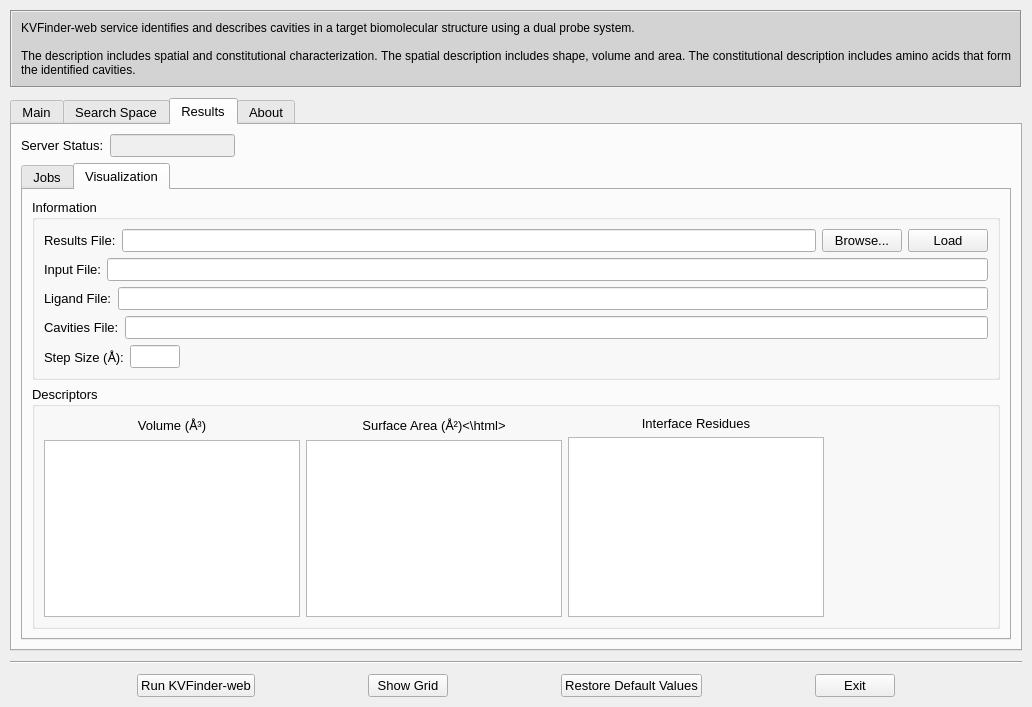
LBC-LNBio/PyMOL-KVFinder-web-Tools, file PyMOL-KVFinder-web-tools/PyMOL-KVFinder-web-tools.ui: the form before one commit.
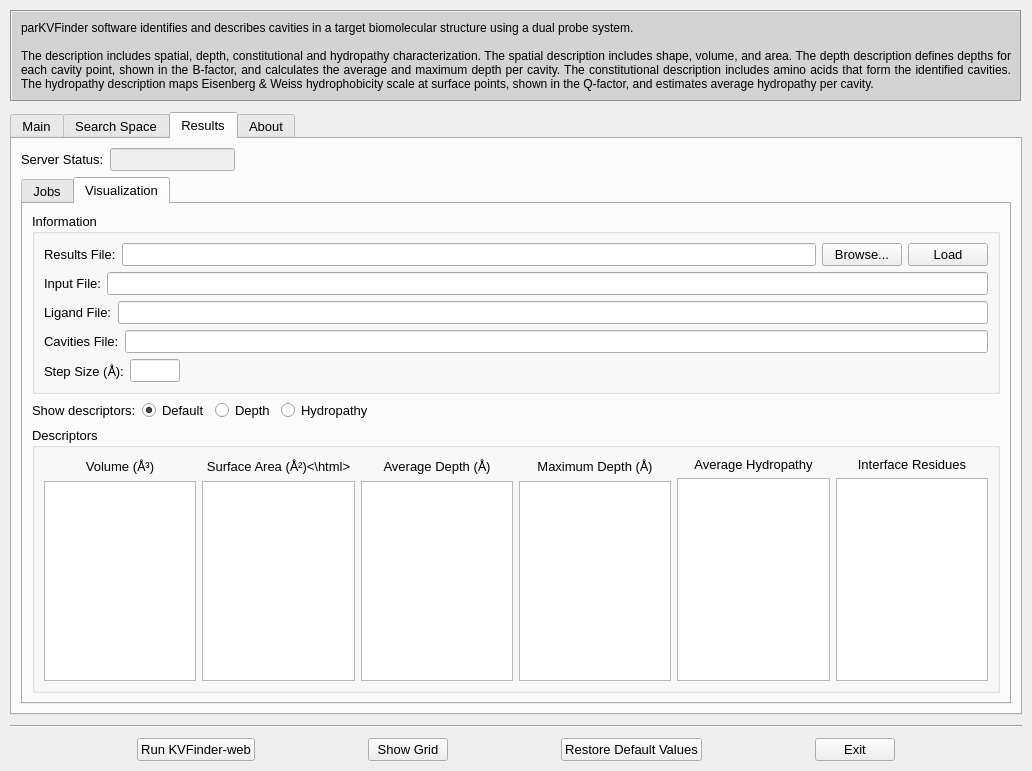
The form after the commit. The open tabs and pages were chosen to show the change.

Commit message: Update pymol plugin

```diff
--- a/PyMOL-KVFinder-web-tools/PyMOL-KVFinder-web-tools.ui
+++ b/PyMOL-KVFinder-web-tools/PyMOL-KVFinder-web-tools.ui
@@ -7,7 +7,7 @@
     <x>0</x>
     <y>0</y>
     <width>1032</width>
-    <height>707</height>
+    <height>771</height>
    </rect>
   </property>
   <property name="font">
@@ -77,9 +77,9 @@
        <enum>QFrame::Sunken</enum>
       </property>
       <property name="text">
-       <string notr="true">KVFinder-web service identifies and describes cavities in a target biomolecular structure using a dual probe system.
+       <string notr="true">parKVFinder software identifies and describes cavities in a target biomolecular structure using a dual probe system.
 
-The description includes spatial and constitutional characterization. The spatial description includes shape, volume and area. The constitutional description includes amino acids that form the identified cavities.</string>
+The description includes spatial, depth, constitutional and hydropathy characterization. The spatial description includes shape, volume, and area. The depth description defines depths for each cavity point, shown in the B-factor, and calculates the average and maximum depth per cavity. The constitutional description includes amino acids that form the identified cavities. The hydropathy description maps Eisenberg &amp; Weiss hydrophobicity scale at surface points, shown in the Q-factor, and estimates average hydropathy per cavity.</string>
       </property>
       <property name="textFormat">
        <enum>Qt::PlainText</enum>
@@ -1936,6 +1936,84 @@
               </layout>
              </widget>
             </item>
+            <item>
+             <layout class="QHBoxLayout" name="show_descriptors">
+              <item>
+               <widget class="QLabel" name="show_descriptors_label">
+                <property name="sizePolicy">
+                 <sizepolicy hsizetype="Fixed" vsizetype="Preferred">
+                  <horstretch>0</horstretch>
+                  <verstretch>0</verstretch>
+                 </sizepolicy>
+                </property>
+                <property name="text">
+                 <string>Show descriptors:</string>
+                </property>
+               </widget>
+              </item>
+              <item>
+               <widget class="QRadioButton" name="default_view">
+                <property name="sizePolicy">
+                 <sizepolicy hsizetype="Fixed" vsizetype="Fixed">
+                  <horstretch>0</horstretch>
+                  <verstretch>0</verstretch>
+                 </sizepolicy>
+                </property>
+                <property name="text">
+                 <string>Default</string>
+                </property>
+                <property name="checked">
+                 <bool>true</bool>
+                </property>
+                <property name="autoExclusive">
+                 <bool>true</bool>
+                </property>
+               </widget>
+              </item>
+              <item>
+               <widget class="QRadioButton" name="depth_view">
+                <property name="sizePolicy">
+                 <sizepolicy hsizetype="Fixed" vsizetype="Fixed">
+                  <horstretch>0</horstretch>
+                  <verstretch>0</verstretch>
+                 </sizepolicy>
+                </property>
+                <property name="acceptDrops">
+                 <bool>false</bool>
+                </property>
+                <property name="text">
+                 <string>Depth</string>
+                </property>
+               </widget>
+              </item>
+              <item>
+               <widget class="QRadioButton" name="hydropathy_view">
+                <property name="sizePolicy">
+                 <sizepolicy hsizetype="Fixed" vsizetype="Fixed">
+                  <horstretch>0</horstretch>
+                  <verstretch>0</verstretch>
+                 </sizepolicy>
+                </property>
+                <property name="text">
+                 <string>Hydropathy</string>
+                </property>
+               </widget>
+              </item>
+              <item>
+               <spacer name="horizontalSpacer_3">
+                <property name="orientation">
+                 <enum>Qt::Horizontal</enum>
+                </property>
+                <property name="sizeHint" stdset="0">
+                 <size>
+                  <width>40</width>
+                  <height>20</height>
+                 </size>
+                </property>
+               </spacer>
+              </item>
+             </layout>
+            </item>
             <item>
              <widget class="QGroupBox" name="descriptors">
               <property name="title">
@@ -1956,6 +2034,12 @@
                  </item>
                  <item>
                   <widget class="QListWidget" name="volume_list">
+                   <property name="sizePolicy">
+                    <sizepolicy hsizetype="Preferred" vsizetype="Expanding">
+                     <horstretch>0</horstretch>
+                     <verstretch>0</verstretch>
+                    </sizepolicy>
+                   </property>
                    <property name="selectionMode">
                     <enum>QAbstractItemView::MultiSelection</enum>
                    </property>
@@ -1977,6 +2061,75 @@
                  </item>
                  <item>
                   <widget class="QListWidget" name="area_list">
+                   <property name="sizePolicy">
+                    <sizepolicy hsizetype="Preferred" vsizetype="Expanding">
+                     <horstretch>0</horstretch>
+                     <verstretch>0</verstretch>
+                    </sizepolicy>
+                   </property>
+                   <property name="selectionMode">
+                    <enum>QAbstractItemView::MultiSelection</enum>
+                   </property>
+                  </widget>
+                 </item>
+                </layout>
+               </item>
+               <item>
+                <layout class="QVBoxLayout" name="vframe4">
+                 <item>
+                  <widget class="QLabel" name="avg_depth_label">
+                   <property name="text">
+                    <string>Average Depth (Å)</string>
+                   </property>
+                   <property name="alignment">
+                    <set>Qt::AlignCenter</set>
+                   </property>
+                  </widget>
+                 </item>
+                 <item>
+                  <widget class="QListWidget" name="avg_depth_list">
+                   <property name="selectionMode">
+                    <enum>QAbstractItemView::MultiSelection</enum>
+                   </property>
+                  </widget>
+                 </item>
+                </layout>
+               </item>
+               <item>
+                <layout class="QVBoxLayout" name="vframe5">
+                 <item>
+                  <widget class="QLabel" name="max_depth_label">
+                   <property name="text">
+                    <string>Maximum Depth (Å)</string>
+                   </property>
+                   <property name="alignment">
+                    <set>Qt::AlignCenter</set>
+                   </property>
+                  </widget>
+                 </item>
+                 <item>
+                  <widget class="QListWidget" name="max_depth_list">
+                   <property name="selectionMode">
+                    <enum>QAbstractItemView::MultiSelection</enum>
+                   </property>
+                  </widget>
+                 </item>
+                </layout>
+               </item>
+               <item>
+                <layout class="QVBoxLayout" name="verticalLayout_9">
+                 <item>
+                  <widget class="QLabel" name="avg_hydropathy_label">
+                   <property name="text">
+                    <string>Average Hydropathy</string>
+                   </property>
+                   <property name="alignment">
+                    <set>Qt::AlignCenter</set>
+                   </property>
+                  </widget>
+                 </item>
+                 <item>
+                  <widget class="QListWidget" name="avg_hydropathy_list">
                    <property name="selectionMode">
                     <enum>QAbstractItemView::MultiSelection</enum>
                    </property>
@@ -1998,6 +2151,12 @@
                  </item>
                  <item>
                   <widget class="QListWidget" name="residues_list">
+                   <property name="sizePolicy">
+                    <sizepolicy hsizetype="Preferred" vsizetype="Expanding">
+                     <horstretch>0</horstretch>
+                     <verstretch>0</verstretch>
+                    </sizepolicy>
+                   </property>
                    <property name="selectionMode">
                     <enum>QAbstractItemView::MultiSelection</enum>
                    </property>
```
Left out of the diff: 2 changed lines with no effect on the pictures. The commit also changes 1 other file.
